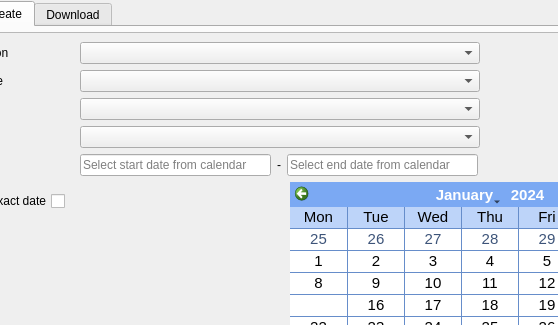
Old version of the form SentinelHub/dockwidget.ui in the repository sentinel-hub/sentinelhub-qgis-plugin; both pictures show x 81 to 639 and y 0 to 325 of the 853 by 592 pixel window.
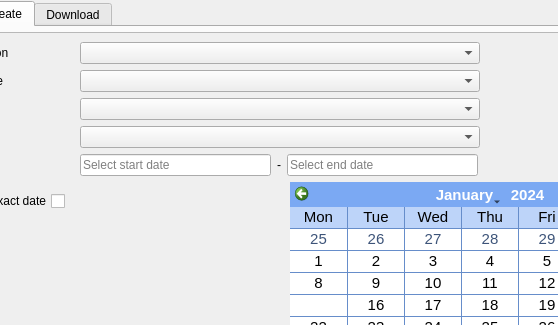
New version of the form. The open tabs and pages were chosen to show the change.

Commit message: improved handling of placeholder text for time labels

Diff of the .ui file:
```diff
--- a/SentinelHub/dockwidget.ui
+++ b/SentinelHub/dockwidget.ui
@@ -1045,7 +1045,7 @@
                    <bool>false</bool>
                   </property>
                   <property name="placeholderText">
-                   <string>Select start date from calendar</string>
+                   <string>Select start date</string>
                   </property>
                   <property name="clearButtonEnabled">
                    <bool>true</bool>
@@ -1089,7 +1089,7 @@
                    <bool>false</bool>
                   </property>
                   <property name="placeholderText">
-                   <string>Select end date from calendar</string>
+                   <string>Select end date</string>
                   </property>
                   <property name="clearButtonEnabled">
                    <bool>true</bool>
```
The commit also changes 1 other file.
